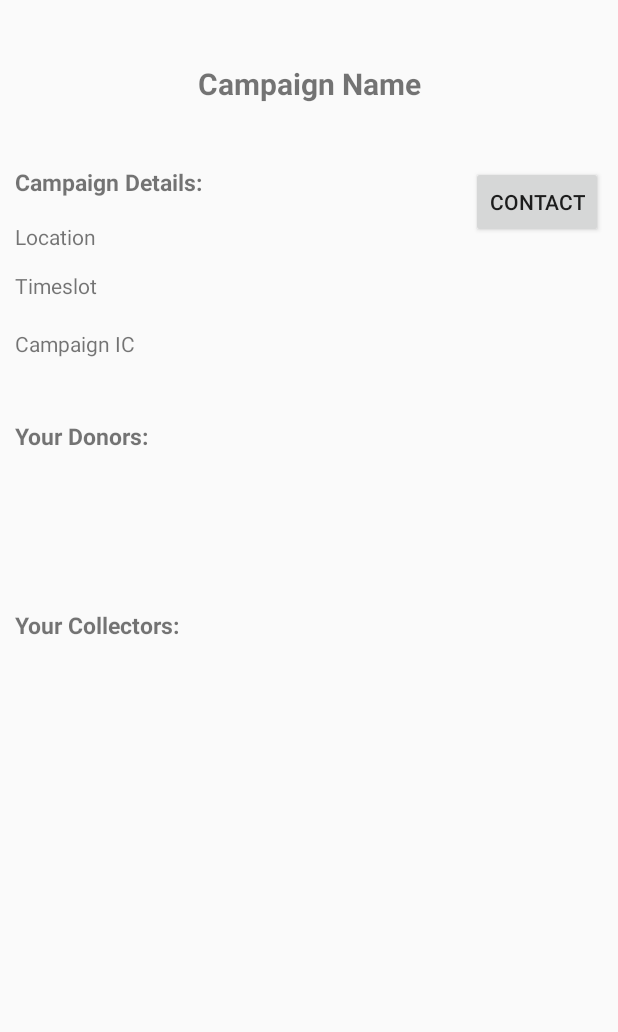
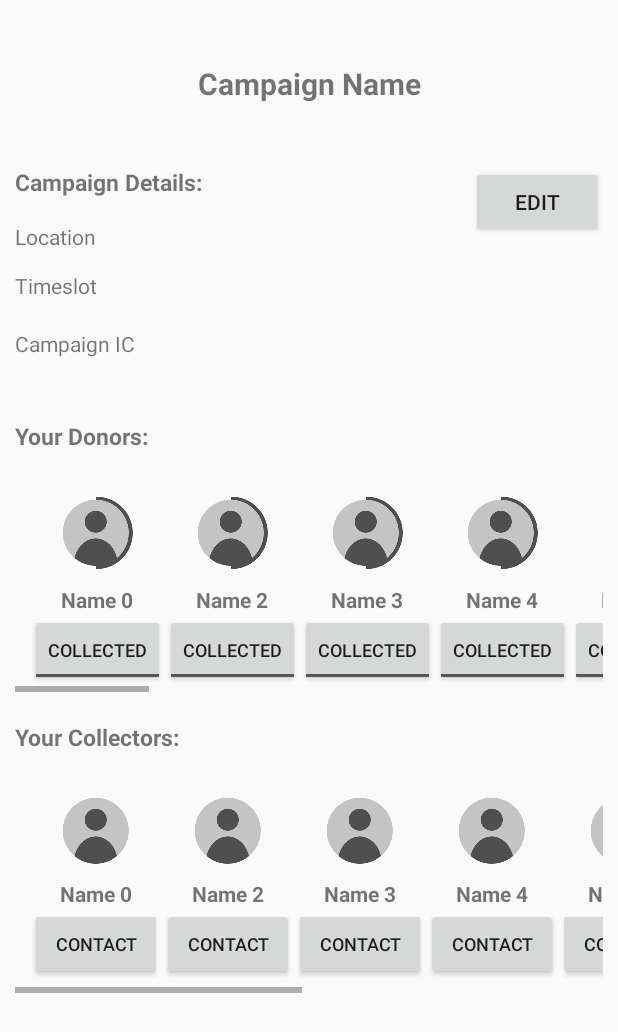
Before and after one commit to lingfei93/Heartware, an Android app: the BeneficiaryCampaignPage screen opened directly, with no data from a screen before it, on a phone screen of 412 x 824 dp. Shown: the top 1032 px of the screen. Run offline under Robolectric (Android 15) with nearby library versions, the phone set to English and light mode, and no system bars.

Commit message:
finishing pages

```diff
--- a/app/src/main/java/com/example/renlingfei/heartware/BeneficiaryCampaignPage.java
+++ b/app/src/main/java/com/example/renlingfei/heartware/BeneficiaryCampaignPage.java
@@ -1,30 +1,139 @@
 package com.example.renlingfei.heartware;
 
 import android.app.Activity;
+import android.os.Build;
 import android.os.Bundle;
+import android.support.annotation.RequiresApi;
+import android.view.View;
+import android.widget.Button;
+import android.widget.CompoundButton;
+import android.widget.ImageButton;
 import android.widget.TableLayout;
 import android.widget.TableRow;
+import android.widget.TextView;
+import android.widget.Toast;
+import android.widget.ToggleButton;
+
+import org.w3c.dom.Text;
 
 public class BeneficiaryCampaignPage extends Activity {
+    TextView donor_label;
+    TextView collector_label;
+    int num_donors;
+    int num_collectors;
 
+
+    @RequiresApi(api = Build.VERSION_CODES.JELLY_BEAN_MR1)
     @Override
     protected void onCreate(Bundle savedInstanceState) {
+        donor_label= new TextView(this);
+        collector_label = new TextView(this);
+        num_donors = 20;
+        num_collectors = 10;
+
         super.onCreate(savedInstanceState);
         setContentView(R.layout.activity_beneficiary_campaign_page);
 
-        int num_donors = 20;
-        int num_collectors = 10;
+        donor_label.findViewById(R.id.text_beneficiary_profile_donors);
+        donor_label.findViewById(R.id.text_beneficiary_profile_collectors);
+        donor_label.setText(num_donors + " donors");
+        collector_label.setText(num_collectors + " collectors");
+        populateCollectorTable();
+        populateDonorTable();
+    }
 
+    @RequiresApi(api = Build.VERSION_CODES.JELLY_BEAN_MR1)
+    public void populateDonorTable(){
+        TableLayout donor_table = (TableLayout) findViewById(R.id.table_beneficiary_profile_donors);
+
+        TableRow donor_table_row = new TableRow(this);
+        TableRow.LayoutParams lp = new TableRow.LayoutParams(TableRow.LayoutParams.MATCH_PARENT);
+        donor_table_row.setLayoutParams(lp);
+
+        for (int i = 0; i < num_donors; i++) {
+            //create table for each donor
+            TableLayout each_donor = new TableLayout(this);
+
+            //create name
+            TextView donor_name = new TextView(this);
+            donor_name.setText("Name " + i);
+            donor_name.setTypeface(null, donor_name.getTypeface().BOLD);
+            donor_name.setTextAlignment(View.TEXT_ALIGNMENT_CENTER);
+
+            //create image
+            final ImageButton profile_picture = new ImageButton(this);
+            profile_picture.setImageDrawable(getResources().getDrawable(R.drawable.halfway));
+            profile_picture.setBackgroundColor(0);
+
+            //create toggleButton
+            final ToggleButton collected = new ToggleButton(this);
+            collected.setText("Collected");
+            collected.setTextOff("Collected");
+            collected.setTextOn("Collected");
+            collected.setTextSize(12);
+            collected.setOnCheckedChangeListener(new CompoundButton.OnCheckedChangeListener() {
+                @Override
+                public void onCheckedChanged(CompoundButton buttonView, boolean isChecked) {
+                    if (isChecked){
+                        profile_picture.setImageDrawable(getResources().getDrawable(R.drawable.done));
+                    }
+                    else {
+                        profile_picture.setImageDrawable(getResources().getDrawable(R.drawable.halfway));
+                    }
+                }
+            });
+
+            //add image, name, toggle to each_donor table
+            each_donor.addView(profile_picture);
+            each_donor.addView(donor_name);
+            each_donor.addView(collected);
+
+            //add view
+            donor_table_row.addView(each_donor);
+        }
+
+        //add row to table
+        donor_table.addView(donor_table_row);
+    }
+
+    @RequiresApi(api = Build.VERSION_CODES.JELLY_BEAN_MR1)
+    public void populateCollectorTable(){
         TableLayout collector_table = (TableLayout) findViewById(R.id.table_beneficiary_profile_collectors);
-        TableLayout donor_table = (TableLayout) findViewById(R.id.table_beneficiary_profile_donors);
 
         TableRow collector_table_row = new TableRow(this);
         TableRow.LayoutParams lp = new TableRow.LayoutParams(TableRow.LayoutParams.MATCH_PARENT);
         collector_table_row.setLayoutParams(lp);
 
-        for (int i = 0; i < num_donors; i++) {
+        for (int i = 0; i < num_collectors; i++) {
+            //create table for each donor
+            TableLayout each_donor = new TableLayout(this);
 
+            //create name
+            TextView collector_name = new TextView(this);
+            collector_name.setText("Name " + i);
+            collector_name.setTypeface(null, collector_name.getTypeface().BOLD);
+            collector_name.setTextAlignment(View.TEXT_ALIGNMENT_CENTER);
+
+            //create Button
+            Button contact = new Button(this);
+            contact.setText("contact");
+            contact.setTextSize(12);
+
+            //create image
+            ImageButton profile_picture = new ImageButton(this);
+            profile_picture.setImageDrawable(getResources().getDrawable(R.drawable.profilepic));
+            profile_picture.setBackgroundColor(0);
+
+            //add image, name, toggle to each_donor table
+            each_donor.addView(profile_picture);
+            each_donor.addView(collector_name);
+            each_donor.addView(contact);
+
+            //add view
+            collector_table_row.addView(each_donor);
         }
 
+        //add row to table
+        collector_table.addView(collector_table_row);
     }
 }
--- a/app/src/main/java/com/example/renlingfei/heartware/StartCampaign.java
+++ b/app/src/main/java/com/example/renlingfei/heartware/StartCampaign.java
@@ -24,10 +24,8 @@ public class StartCampaign extends AppCompatActivity {
         createCamButton.setOnClickListener(new View.OnClickListener() {
             @Override
             public void onClick(View view) {
-                Button set_button = (Button) findViewById(R.id.currCamPic2);
-                set_button.setVisibility(View.VISIBLE);
 
-                Intent myIntent = new Intent(currentScreen, BeneficiaryCampaignPage.class);
+                Intent myIntent = new Intent(currentScreen, BeneficiaryProfilePage.class);
                 startActivity(myIntent);
             }
         });
--- a/app/src/main/res/layout/activity_beneficiary_campaign_page.xml
+++ b/app/src/main/res/layout/activity_beneficiary_campaign_page.xml
@@ -36,10 +36,10 @@
         android:textSize= "7pt"/>
 
     <Button
-        android:id="@+id/button_beneficiary_profile_contact"
+        android:id="@+id/button_beneficiary_profile_edit"
         android:layout_width="wrap_content"
         android:layout_height="wrap_content"
-        android:text="Contact"
+        android:text="Edit"
         android:layout_alignTop="@+id/text_beneficiary_profile_campaign_details"
         android:layout_alignParentRight="true"
         android:layout_alignParentEnd="true"
@@ -91,7 +91,7 @@
     <HorizontalScrollView
         android:id="@+id/horizontal_scroll_beneficiary_profile_donors"
         android:layout_width="match_parent"
-        android:layout_height="75dp"
+        android:layout_height="150dp"
         android:layout_alignParentLeft="true"
         android:layout_alignParentStart="true"
         android:layout_below="@+id/text_beneficiary_profile_donors"
@@ -142,7 +142,7 @@
     <HorizontalScrollView
         android:id="@+id/horizontal_scroll_beneficiary_profile_collectors"
         android:layout_width="match_parent"
-        android:layout_height="75dp"
+        android:layout_height="150dp"
         android:layout_alignParentLeft="true"
         android:layout_alignParentStart="true"
         android:layout_below="@+id/text_beneficiary_profile_collectors"
--- a/app/src/main/res/layout/activity_collector_campaign_page.xml
+++ b/app/src/main/res/layout/activity_collector_campaign_page.xml
@@ -106,8 +106,7 @@
         android:layout_marginTop="10dp"
         android:shrinkColumns="1"
         android:layout_marginLeft="10dp"
-        android:layout_marginRight="10dp"
-        >
+        android:layout_marginRight="10dp">
 
 
         <TableRow
```
Also changed, not shown: app/src/main/AndroidManifest.xml (+7 -6 lines), app/src/main/java/com/example/renlingfei/heartware/CollectorCampaignPage.java (+13 -0 lines), app/src/main/java/com/example/renlingfei/heartware/DonorCampaignPage.java (added, +20 -0 lines), app/src/main/res/layout/activity_donor_campaign_page.xml (added, +144 -0 lines), app/src/main/res/drawable-xxhdpi/done.png (added), app/src/main/res/drawable-xxhdpi/halfway.png (added), app/src/main/res/drawable-xxhdpi/progressbar.png (added), app/src/main/res/drawable-xxhdpi/waiting.png (added).
